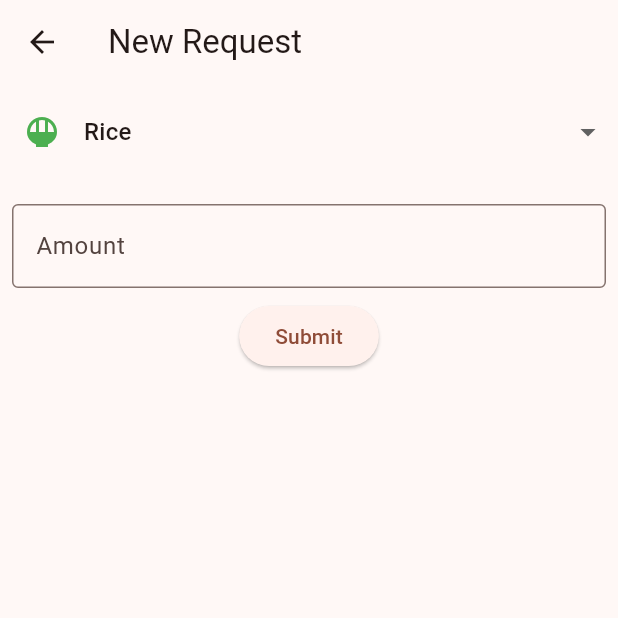
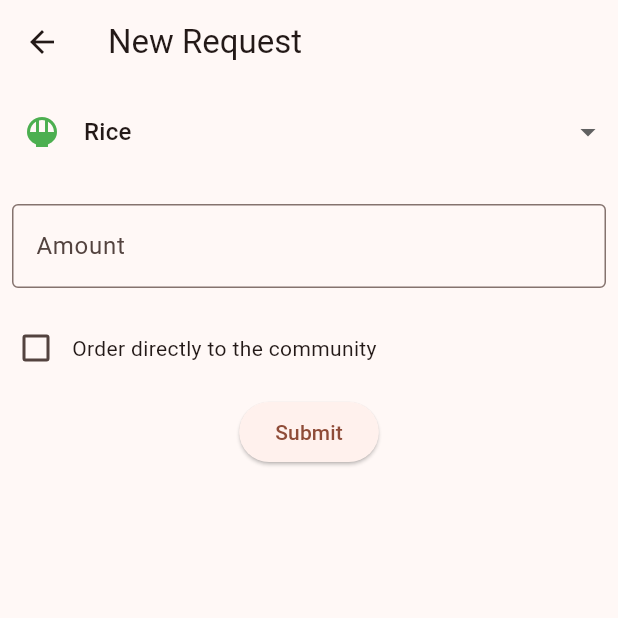
Before and after one commit to DasuniHerath/food-donation-system, a Flutter app: the NewRequest screen opened directly with empty values, on a phone screen of 412 x 824 dp, the top half of it. Run offline on Flutter 3.47's test engine with Material 2 defaults, Android fonts, the light colour scheme and no system bars.

Commit message:
VScode bug

```diff
--- a/food_donation_app/lib/organization/organization.dart
+++ b/food_donation_app/lib/organization/organization.dart
@@ -113,18 +113,19 @@ class OrganizationAppState extends ChangeNotifier {
     notifyListeners();
   }
 
-  void addRequest(String category, int amount) {
+  void addRequest(String category, int amount, String comAddress) {
     // Dictionary to convert category name to category id
     var categoryDict = {
       'Rice': 1,
       'Bread': 2,
       'Fast Food': 3,
     };
-    addRequestToServer(categoryDict[category]!, amount);
+    addRequestToServer(categoryDict[category]!, amount, comAddress);
     notifyListeners();
   }
 
-  Future<http.Response> addRequestToServer(int category, int amount) {
+  Future<http.Response> addRequestToServer(
+      int category, int amount, String comAddress) {
     return http.post(
         Uri.parse(Platform.isAndroid
             ? 'http://10.0.2.2:8000/add_request/'
@@ -138,6 +139,7 @@ class OrganizationAppState extends ChangeNotifier {
         body: jsonEncode(<String, dynamic>{
           'category': category,
           'amount': amount,
+          'comAddress': comAddress,
         }));
   }
 
@@ -933,8 +935,11 @@ class NewRequest extends StatefulWidget {
 class _NewRequestState extends State<NewRequest> {
   // Create text field controllers
   TextEditingController amountController = TextEditingController();
+  TextEditingController comAddressController = TextEditingController();
 
   String dropdownValue = 'Rice';
+
+  bool isCheckBoxSelected = false;
 
   Map<String, Icon> categoryDict = {
     'Rice': const Icon(Icons.rice_bowl, color: Colors.green),
@@ -994,11 +999,48 @@ class _NewRequestState extends State<NewRequest> {
                 ),
               ),
             ),
+            const SizedBox(height: 8),
+            // A tick box to select if the order is directly to the community
+            Row(
+              children: [
+                Checkbox(
+                  value: isCheckBoxSelected,
+                  onChanged: (bool? value) {
+                    setState(() {
+                      isCheckBoxSelected = value!;
+                    });
+                  },
+                ),
+                const Text('Order directly to the community'),
+              ],
+            ),
+            Visibility(
+                visible: isCheckBoxSelected,
+                child: const SizedBox(
+                  height: 8,
+                )),
+            Visibility(
+              visible: isCheckBoxSelected,
+              child: Padding(
+                padding: const EdgeInsets.all(8.0),
+                child: TextField(
+                  controller: comAddressController,
+                  decoration: const InputDecoration(
+                    labelText: 'Community Address',
+                    border: OutlineInputBorder(),
+                  ),
+                ),
+              ),
+            ),
+            const SizedBox(height: 8),
             ElevatedButton(
               onPressed: () {
                 // Add request
                 widget.appState.addRequest(
-                    dropdownValue, int.parse(amountController.text));
+                    dropdownValue,
+                    int.parse(amountController.text),
+                    isCheckBoxSelected ? comAddressController.text : 'default');
+
                 Navigator.pop(context);
               },
               child: const Text('Submit'),
```
Also changed, not shown: food_donation_app/lib/donor/donor.dart (+117 -33 lines), 2 other files.
